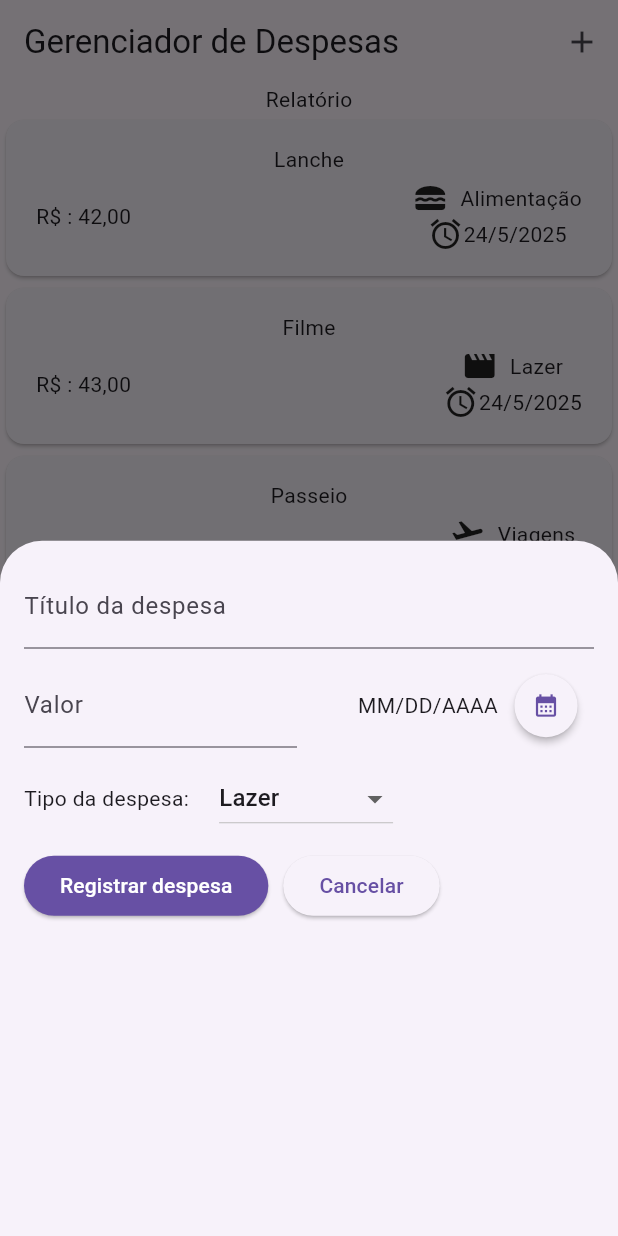
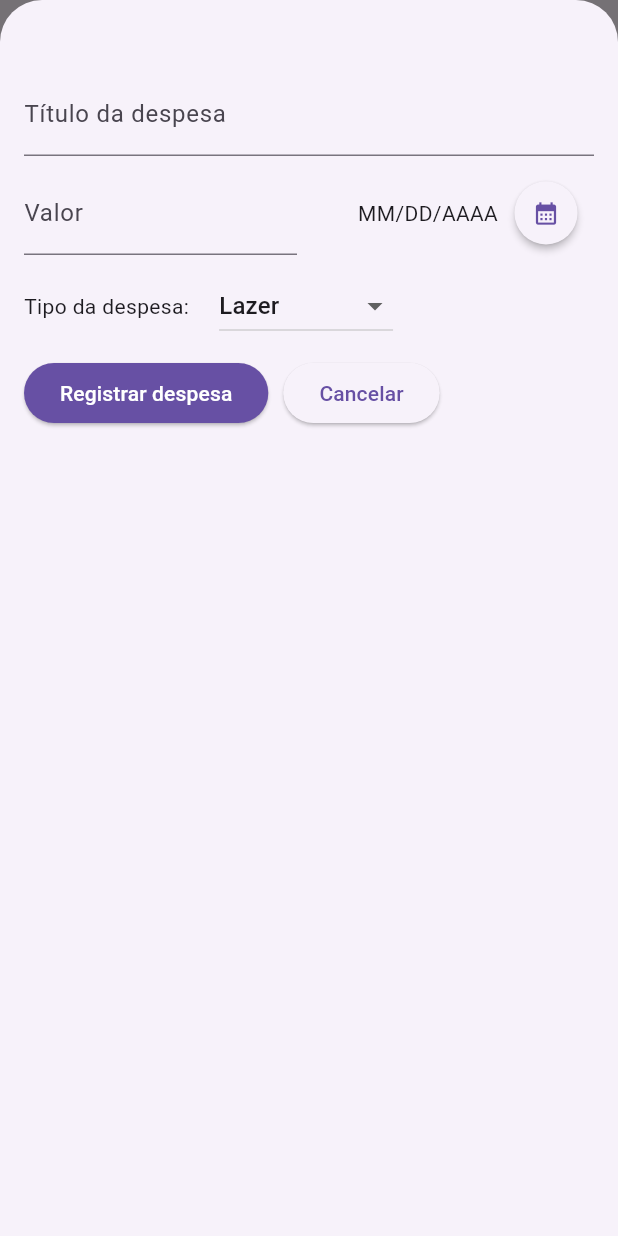
Before and after one commit to rlneto/despesas_flutter, a Flutter app: the screen it shows after launch, after a tap on the "add" icon, on a phone screen of 412 x 824 dp. Run offline on Flutter 3.47's test engine with Material 3 defaults, Android fonts, the light colour scheme and no system bars.

Commit message:
Funcionalidade principal (mvp) done

```diff
--- a/lib/widgets/expenses.dart
+++ b/lib/widgets/expenses.dart
@@ -14,7 +14,7 @@ class Expenses extends StatefulWidget {
 
 class _ExpensesState extends State<Expenses> {
   final List<Expense> _registeredExpenses = [
-    Expense(
+    /*     Expense(
       title: 'Lanche',
       amount: 42.00,
       date: DateTime.now(),
@@ -31,11 +31,27 @@ class _ExpensesState extends State<Expenses> {
       amount: 44.00,
       date: DateTime.now(),
       category: Category.travel,
-    ),
+    ), */
   ];
 
+  void _addExpense(Expense expense) {
+    setState(() {
+      _registeredExpenses.add(expense);
+    });
+  }
+
   void _openAddExpenseOverlay() {
-    showModalBottomSheet(context: context, builder: (ctx) => NewExpense());
+    showModalBottomSheet(
+      isScrollControlled: true,
+      context: context,
+      builder: (ctx) => NewExpense(onAddExpense: _addExpense),
+    );
+  }
+
+  void _removeExpense(Expense expense) {
+    setState(() {
+      _registeredExpenses.remove(expense);
+    });
   }
 
   @override
@@ -50,7 +66,12 @@ class _ExpensesState extends State<Expenses> {
       body: Column(
         children: [
           Text('Relatório'),
-          Expanded(child: ExpensesList(expenses: _registeredExpenses)),
+          Expanded(
+            child: ExpensesList(
+              expenses: _registeredExpenses,
+              onRemoveExpense: _removeExpense,
+            ),
+          ),
         ],
       ),
     );
--- a/lib/widgets/expenses_list/expenses_list.dart
+++ b/lib/widgets/expenses_list/expenses_list.dart
@@ -3,15 +3,27 @@ import 'package:despesas_flutter/widgets/expenses_list/expense_item.dart';
 import 'package:flutter/material.dart';
 
 class ExpensesList extends StatelessWidget {
-  const ExpensesList({super.key, required this.expenses});
+  const ExpensesList({
+    super.key,
+    required this.expenses,
+    required this.onRemoveExpense,
+  });
 
   final List<Expense> expenses;
+  final void Function(Expense expense) onRemoveExpense;
 
   @override
   Widget build(BuildContext context) {
     return ListView.builder(
       itemCount: expenses.length,
-      itemBuilder: (ctx, index) => ExpenseItem(expenses[index]),
+      itemBuilder:
+          (ctx, index) => Dismissible(
+            key: ValueKey(expenses[index]),
+            onDismissed: (direction) {
+              onRemoveExpense(expenses[index]);
+            },
+            child: ExpenseItem(expenses[index]),
+          ),
     );
   }
 }
--- a/lib/widgets/new_expense.dart
+++ b/lib/widgets/new_expense.dart
@@ -5,6 +5,10 @@ import 'package:intl/intl.dart';
 final formatter = DateFormat.yMd();
 
 class NewExpense extends StatefulWidget {
+  const NewExpense({super.key, required this.onAddExpense});
+
+  final void Function(Expense expense) onAddExpense;
+
   @override
   State<NewExpense> createState() {
     return _NewExpenseState();
@@ -45,7 +49,7 @@ class _NewExpenseState extends State<NewExpense> {
             (ctx) => AlertDialog(
               title: Text('Campos inválidos'),
               content: const Text(
-                'Favor certificar-se que os campos de título, valor e categoria foram informados.',
+                'Favor certificar-se que os campos de título, valor, data e tipo de despesa foram informados.',
               ),
               actions: [
                 TextButton(
@@ -59,6 +63,16 @@ class _NewExpenseState extends State<NewExpense> {
       );
       return;
     }
+
+    widget.onAddExpense(
+      Expense(
+        title: _titleController.text,
+        amount: enteredAmount,
+        date: _selectedDate!,
+        category: _selectedCategory,
+      ),
+    );
+    Navigator.pop(context);
   }
 
   @override
@@ -71,7 +85,7 @@ class _NewExpenseState extends State<NewExpense> {
   @override
   Widget build(BuildContext context) {
     return Padding(
-      padding: EdgeInsets.all(16),
+      padding: EdgeInsets.fromLTRB(16, 48, 16, 16),
       child: Column(
         spacing: 10,
         children: [
```
